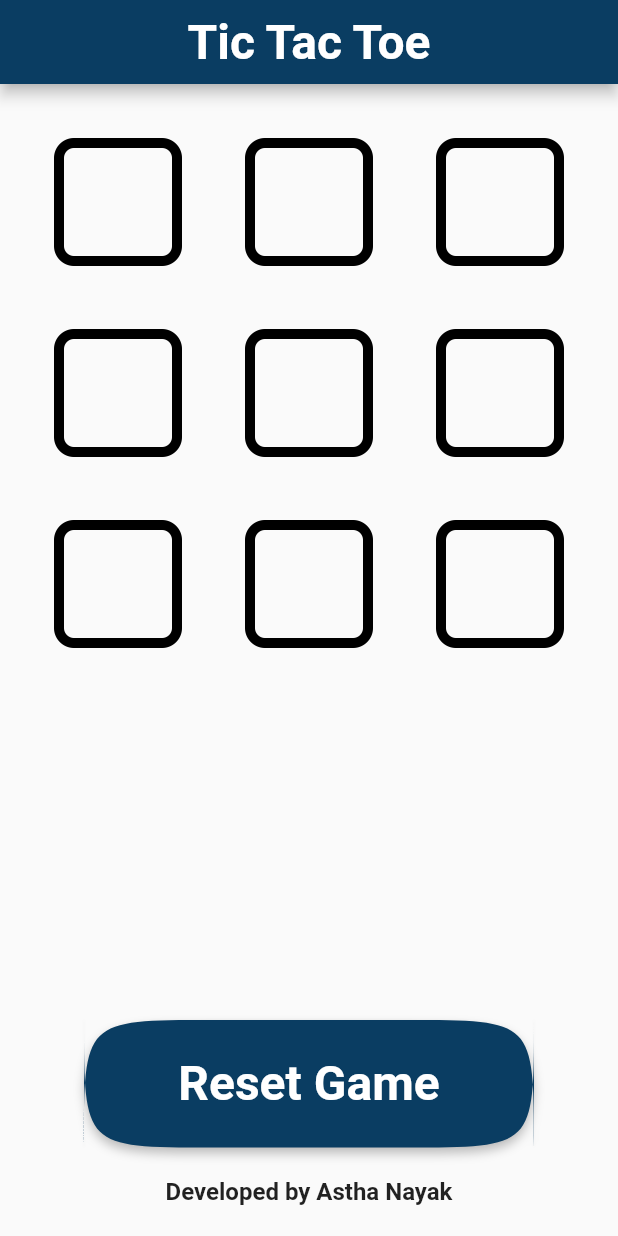
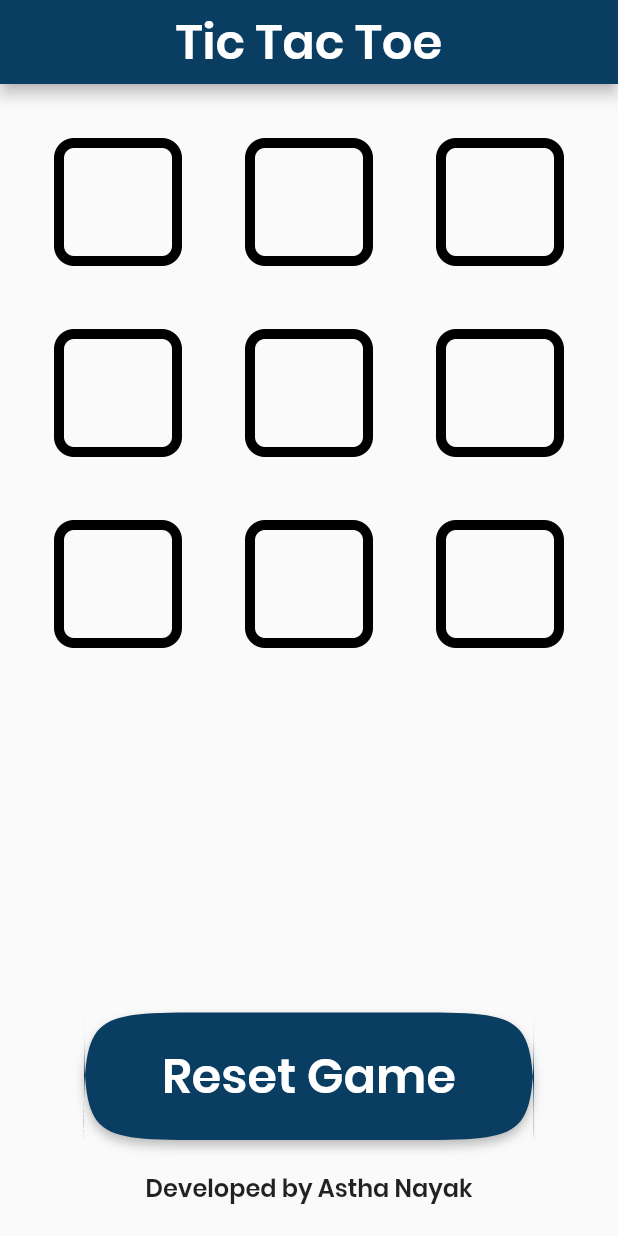
Before and after one commit to ameysunu/tic-tac-toe, a Flutter app: the screen it shows after launch, on a phone screen of 412 x 824 dp. Run offline on Flutter 3.47's test engine with Material 2 defaults, Android fonts, the light colour scheme and no system bars.

Commit message:
font added

```diff
--- a/tic_tac_toe/lib/home.dart
+++ b/tic_tac_toe/lib/home.dart
@@ -161,6 +161,7 @@ class _HomePageState extends State<HomePage> {
         title: Text(
           "Tic Tac Toe",
           style: TextStyle(
+            fontFamily: 'Poppins',
             fontSize: 32,
             fontWeight: FontWeight.bold,
             color: Colors.white,
@@ -199,6 +200,7 @@ class _HomePageState extends State<HomePage> {
             child: Text(
               this.message,
               style: TextStyle(
+                fontFamily: 'Poppins',
                 fontSize: 30.0,
                 fontWeight: FontWeight.bold,
               ),
@@ -211,6 +213,7 @@ class _HomePageState extends State<HomePage> {
             child: Text(
               "Reset Game",
               style: TextStyle(
+                fontFamily: 'Poppins',
                 fontWeight: FontWeight.bold,
                 color: Colors.white,
                 fontSize: 32.0,
@@ -227,7 +230,10 @@ class _HomePageState extends State<HomePage> {
             padding: EdgeInsets.all(20.0),
             child: Text(
               "Developed by Astha Nayak",
-              style: TextStyle(fontSize: 16.0, fontWeight: FontWeight.bold),
+              style: TextStyle(
+                  fontFamily: 'Poppins',
+                  fontSize: 16.0,
+                  fontWeight: FontWeight.bold),
             ),
           )
         ],
```
Also changed, not shown: tic_tac_toe/pubspec.yaml (+5 -6 lines), tic_tac_toe/fonts/Poppins-SemiBold.ttf (added).
